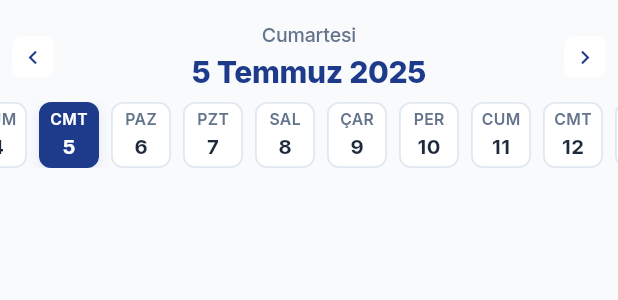
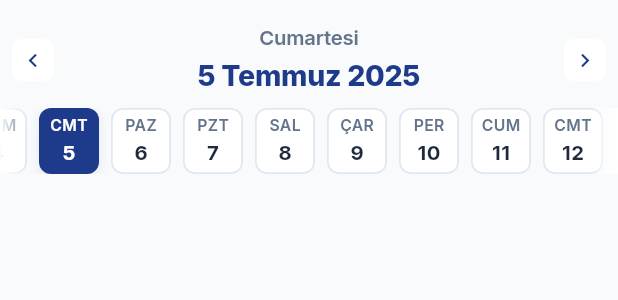
Before and after one commit to Furk4nBulut/Yurtta-Ye-Mobile, a Flutter app: the DateSelector widget shown alone on an empty page, opened directly with empty values, on a phone screen of 412 x 824 dp. Shown: the top 300 px of the screen. Run offline on Flutter 3.47's test engine with Material 3 defaults, Android fonts, the phone set to English and light mode, and no system bars; our stand-ins replace go_router, google_fonts, shared_preferences, shimmer; accounts and stored records are empty; network calls fail.

Commit message:
New date picker.

```diff
--- a/lib/widgets/date_selector.dart
+++ b/lib/widgets/date_selector.dart
@@ -19,26 +19,23 @@ class DateSelector extends StatefulWidget {
 
 class _DateSelectorState extends State<DateSelector> {
   late DateTime _currentMonth;
-  late ScrollController _scrollController;
+  final ScrollController _scrollController = ScrollController();
 
   @override
   void initState() {
     super.initState();
     _currentMonth = DateTime(widget.selectedDate.year, widget.selectedDate.month);
-    _scrollController = ScrollController();
-    WidgetsBinding.instance.addPostFrameCallback((_) => _scrollToSelected());
+    WidgetsBinding.instance.addPostFrameCallback((_) => _scrollToSelected(immediate: true));
   }
 
   @override
   void didUpdateWidget(covariant DateSelector oldWidget) {
     super.didUpdateWidget(oldWidget);
     if (widget.selectedDate.month != _currentMonth.month || widget.selectedDate.year != _currentMonth.year) {
-      setState(() {
       _currentMonth = DateTime(widget.selectedDate.year, widget.selectedDate.month);
-      });
-      WidgetsBinding.instance.addPostFrameCallback((_) => _scrollToSelected());
-    } else {
-      WidgetsBinding.instance.addPostFrameCallback((_) => _scrollToSelected());
+      WidgetsBinding.instance.addPostFrameCallback((_) => _scrollToSelected(immediate: true));
+    } else if (widget.selectedDate != oldWidget.selectedDate) {
+      WidgetsBinding.instance.addPostFrameCallback((_) => _scrollToSelected(immediate: false));
     }
   }
 
@@ -46,9 +43,7 @@ class _DateSelectorState extends State<DateSelector> {
     final prev = widget.selectedDate.subtract(const Duration(days: 1));
     widget.onDateChanged(prev);
     if (prev.month != _currentMonth.month || prev.year != _currentMonth.year) {
-      setState(() {
       _currentMonth = DateTime(prev.year, prev.month);
-      });
     }
   }
 
@@ -56,21 +51,23 @@ class _DateSelectorState extends State<DateSelector> {
     final next = widget.selectedDate.add(const Duration(days: 1));
     widget.onDateChanged(next);
     if (next.month != _currentMonth.month || next.year != _currentMonth.year) {
-      setState(() {
       _currentMonth = DateTime(next.year, next.month);
-      });
     }
   }
 
-  void _scrollToSelected() {
+  void _scrollToSelected({bool immediate = false}) {
     final selectedDay = widget.selectedDate.day;
     final boxWidth = 40.0 + 8.0; // width + spacing
     final offset = (selectedDay - 1) * boxWidth - 16.0;
+    if (immediate) {
+      _scrollController.jumpTo(offset > 0 ? offset : 0);
+    } else {
       _scrollController.animateTo(
         offset > 0 ? offset : 0,
-      duration: const Duration(milliseconds: 350),
-      curve: Curves.easeInOut,
+        duration: const Duration(milliseconds: 220),
+        curve: Curves.ease,
       );
+    }
   }
 
   List<DateTime> _daysInMonth(DateTime month) {
@@ -79,6 +76,13 @@ class _DateSelectorState extends State<DateSelector> {
       (i) => DateTime(month.year, month.month, i + 1),
     );
     return days;
+  }
+
+  double _fadeOpacity(int index, int total) {
+    // Fade first 2 and last 2 boxes
+    if (index == 0 || index == total - 1) return 0.3;
+    if (index == 1 || index == total - 2) return 0.6;
+    return 1.0;
   }
 
   @override
@@ -91,21 +95,21 @@ class _DateSelectorState extends State<DateSelector> {
     return Column(
       crossAxisAlignment: CrossAxisAlignment.start,
       children: [
-        // Row: left button, center column (day name + date), right button
         Padding(
-          padding: const EdgeInsets.only(top: 14, left: 8, right: 8, bottom: 6),
+          padding: const EdgeInsets.only(top: 16, left: 8, right: 8, bottom: 8),
           child: Row(
             children: [
               _miniIconButton(Icons.chevron_left, _goToPreviousDay),
               Expanded(
+                child: Center(
                   child: Column(
                     mainAxisSize: MainAxisSize.min,
                     children: [
                       Text(
                         dayName[0].toUpperCase() + dayName.substring(1),
                         style: GoogleFonts.inter(
-                        fontSize: 13,
-                        fontWeight: FontWeight.w500,
+                          fontSize: 13.5,
+                          fontWeight: FontWeight.w600,
                           color: Constants.kykGray500,
                           letterSpacing: -0.1,
                         ),
@@ -114,7 +118,7 @@ class _DateSelectorState extends State<DateSelector> {
                       Text(
                         centerDateLabel,
                         style: GoogleFonts.inter(
-                        fontSize: 20,
+                          fontSize: 19,
                           fontWeight: FontWeight.w800,
                           color: Constants.kykPrimary,
                           letterSpacing: -0.2,
@@ -123,28 +127,33 @@ class _DateSelectorState extends State<DateSelector> {
                     ],
                   ),
                 ),
+              ),
               _miniIconButton(Icons.chevron_right, _goToNextDay),
             ],
           ),
         ),
-        // Günler
         SizedBox(
           height: 44,
-          child: ListView.separated(
+          child: Stack(
+            children: [
+              ListView.builder(
                 controller: _scrollController,
                 scrollDirection: Axis.horizontal,
                 padding: const EdgeInsets.symmetric(horizontal: 10, vertical: 0),
                 itemCount: days.length,
-            separatorBuilder: (_, __) => const SizedBox(width: 8),
                 itemBuilder: (context, i) {
                   final day = days[i];
                   final isSelected = day.year == selectedDate.year && day.month == selectedDate.month && day.day == selectedDate.day;
-              return GestureDetector(
+                  final opacity = _fadeOpacity(i, days.length);
+                  return Opacity(
+                    opacity: opacity,
+                    child: GestureDetector(
                       onTap: () => widget.onDateChanged(day),
                       child: AnimatedContainer(
                         duration: const Duration(milliseconds: 200),
                         width: 40,
                         height: 40,
+                        margin: const EdgeInsets.only(right: 8),
                         decoration: BoxDecoration(
                           color: isSelected ? Constants.kykPrimary : Colors.white,
                           borderRadius: BorderRadius.circular(8),
@@ -179,8 +188,53 @@ class _DateSelectorState extends State<DateSelector> {
                           ],
                         ),
                       ),
+                    ),
                   );
                 },
+              ),
+              // Left fade
+              Positioned(
+                left: 0,
+                top: 0,
+                bottom: 0,
+                child: IgnorePointer(
+                  child: Container(
+                    width: 18,
+                    decoration: BoxDecoration(
+                      gradient: LinearGradient(
+                        begin: Alignment.centerLeft,
+                        end: Alignment.centerRight,
+                        colors: [
+                          Colors.white,
+                          Colors.white.withOpacity(0.0),
+                        ],
+                      ),
+                    ),
+                  ),
+                ),
+              ),
+              // Right fade
+              Positioned(
+                right: 0,
+                top: 0,
+                bottom: 0,
+                child: IgnorePointer(
+                  child: Container(
+                    width: 18,
+                    decoration: BoxDecoration(
+                      gradient: LinearGradient(
+                        begin: Alignment.centerRight,
+                        end: Alignment.centerLeft,
+                        colors: [
+                          Colors.white,
+                          Colors.white.withOpacity(0.0),
+                        ],
+                      ),
+                    ),
+                  ),
+                ),
+              ),
+            ],
           ),
         ),
         const SizedBox(height: 4),
@@ -190,7 +244,7 @@ class _DateSelectorState extends State<DateSelector> {
 
   Widget _miniIconButton(IconData icon, VoidCallback onTap) {
     return Material(
-      color: Constants.white,
+      color: Colors.white,
       borderRadius: BorderRadius.circular(7),
       child: InkWell(
         borderRadius: BorderRadius.circular(7),
```
Lines whose indentation alone changed are shown as unchanged.
